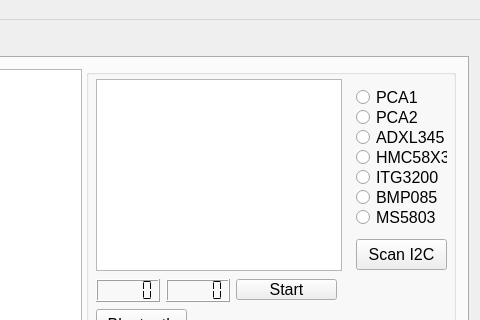
Old version of the form mainwindow.ui in the repository robocenter-rov/remote-control; both pictures show x 480 to 960 and y 0 to 320 of the 960 by 646 pixel window.
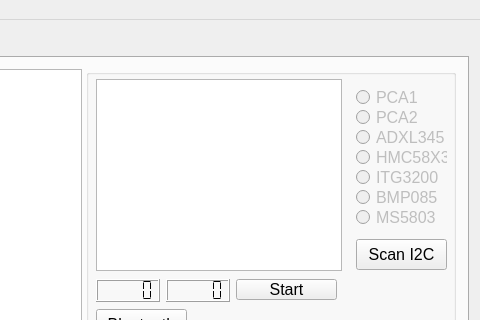
New version of the form. The open tabs and pages were chosen to show the change.

Commit message: Fix show of I2C Scanned devices

The edit to the form file:
```diff
--- a/mainwindow.ui
+++ b/mainwindow.ui
@@ -266,6 +266,9 @@
             </property>
            </widget>
            <widget class="QRadioButton" name="radioPCA1">
+            <property name="enabled">
+             <bool>false</bool>
+            </property>
             <property name="geometry">
              <rect>
               <x>270</x>
@@ -278,10 +281,16 @@
              <string>PCA1</string>
             </property>
             <property name="checkable">
+             <bool>true</bool>
+            </property>
+            <property name="autoExclusive">
              <bool>false</bool>
             </property>
            </widget>
            <widget class="QRadioButton" name="radioPCA2">
+            <property name="enabled">
+             <bool>false</bool>
+            </property>
             <property name="geometry">
              <rect>
               <x>270</x>
@@ -294,10 +303,16 @@
              <string>PCA2</string>
             </property>
             <property name="checkable">
+             <bool>true</bool>
+            </property>
+            <property name="autoExclusive">
              <bool>false</bool>
             </property>
            </widget>
            <widget class="QRadioButton" name="radioADXL345">
+            <property name="enabled">
+             <bool>false</bool>
+            </property>
             <property name="geometry">
              <rect>
               <x>270</x>
@@ -310,10 +325,16 @@
              <string>ADXL345</string>
             </property>
             <property name="checkable">
+             <bool>true</bool>
+            </property>
+            <property name="autoExclusive">
              <bool>false</bool>
             </property>
            </widget>
            <widget class="QRadioButton" name="radioHMC58X3">
+            <property name="enabled">
+             <bool>false</bool>
+            </property>
             <property name="geometry">
              <rect>
               <x>270</x>
@@ -326,10 +347,16 @@
              <string>HMC58X3</string>
             </property>
             <property name="checkable">
+             <bool>true</bool>
+            </property>
+            <property name="autoExclusive">
              <bool>false</bool>
             </property>
            </widget>
            <widget class="QRadioButton" name="radioITG3200">
+            <property name="enabled">
+             <bool>false</bool>
+            </property>
             <property name="geometry">
              <rect>
               <x>270</x>
@@ -342,10 +369,16 @@
              <string>ITG3200</string>
             </property>
             <property name="checkable">
+             <bool>true</bool>
+            </property>
+            <property name="autoExclusive">
              <bool>false</bool>
             </property>
            </widget>
            <widget class="QRadioButton" name="radioBMP085">
+            <property name="enabled">
+             <bool>false</bool>
+            </property>
             <property name="geometry">
              <rect>
               <x>270</x>
@@ -358,10 +391,19 @@
              <string>BMP085</string>
             </property>
             <property name="checkable">
+             <bool>true</bool>
+            </property>
+            <property name="checked">
+             <bool>false</bool>
+            </property>
+            <property name="autoExclusive">
              <bool>false</bool>
             </property>
            </widget>
            <widget class="QRadioButton" name="radioMS5803">
+            <property name="enabled">
+             <bool>false</bool>
+            </property>
             <property name="geometry">
              <rect>
               <x>270</x>
```
Left out of the diff: 5 changed lines with no effect on the pictures. The commit also changes 1 other file.
